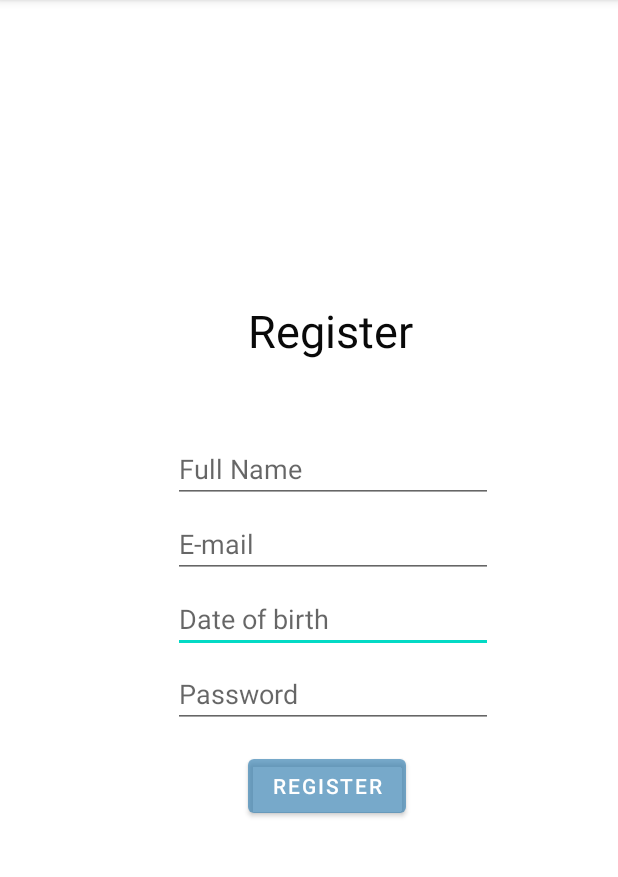
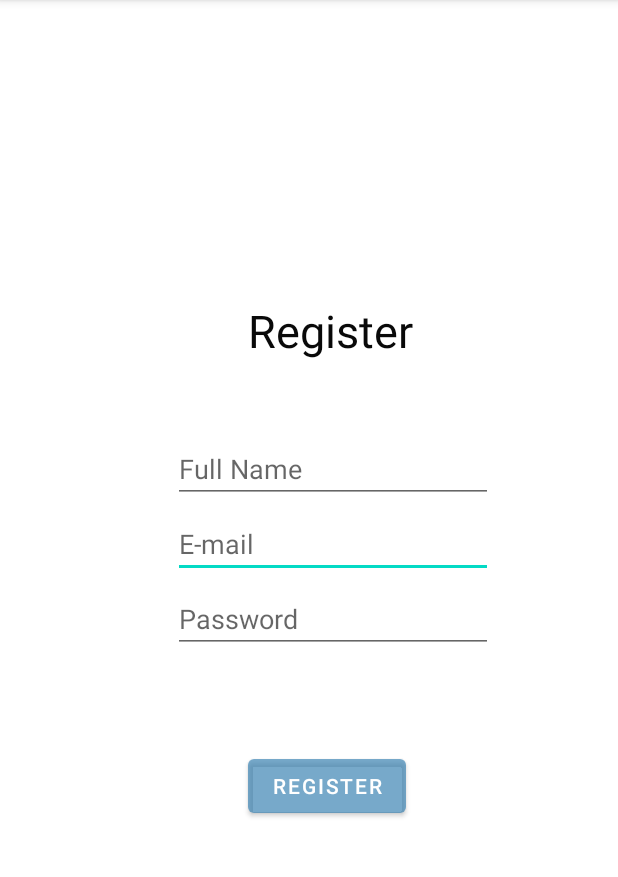
Before and after one commit to NirViko/SocialSportApp, an Android app: the register screen opened directly, with no data from a screen before it, on a phone screen of 412 x 824 dp, the part 84-961 px from its top. Run offline under Robolectric (Android 15) with nearby library versions, the phone set to English and light mode, and no system bars; our stand-ins replace Firebase (no records; nobody signed in at launch, a user with empty details on screens opened directly).

Commit message:
registration input validation.

```diff
--- a/app/src/main/res/layout/activity_register.xml
+++ b/app/src/main/res/layout/activity_register.xml
@@ -17,20 +17,6 @@
         app:backgroundTint="#AB357FB1" />
 
 
-    <EditText
-        android:id="@+id/DateReg"
-        android:layout_width="wrap_content"
-        android:layout_height="wrap_content"
-        android:ems="10"
-        android:inputType="date"
-        android:layout_marginStart="115dp"
-        android:layout_marginLeft="170dp"
-        android:layout_marginTop="390dp"
-        android:hint="Date of birth"
-
-        />
-
-
     <TextView
         android:id="@+id/logo"
         android:layout_width="wrap_content"
@@ -46,12 +32,12 @@
         android:id="@+id/EmailAddress2"
         android:layout_width="wrap_content"
         android:layout_height="wrap_content"
+        android:layout_marginStart="115dp"
+        android:layout_marginLeft="170dp"
+        android:layout_marginTop="340dp"
         android:ems="10"
         android:hint="E-mail"
         android:inputType="textEmailAddress"
-        android:layout_marginStart="115dp"
-        android:layout_marginLeft="170dp"
-        android:layout_marginTop="340dp"
 
         />
 
@@ -59,12 +45,12 @@
         android:id="@+id/PasswordReg"
         android:layout_width="wrap_content"
         android:layout_height="wrap_content"
-        android:ems="10"
-        android:inputType="textPassword"
-        android:hint="Password"
         android:layout_marginStart="115dp"
         android:layout_marginLeft="170dp"
-        android:layout_marginTop="440dp"
+        android:layout_marginTop="390dp"
+        android:ems="10"
+        android:hint="Password"
+        android:inputType="textPassword"
 
         />
 
```
Also changed, not shown: app/src/main/java/com/example/socialsportapp/register.java (+51 -14 lines).
